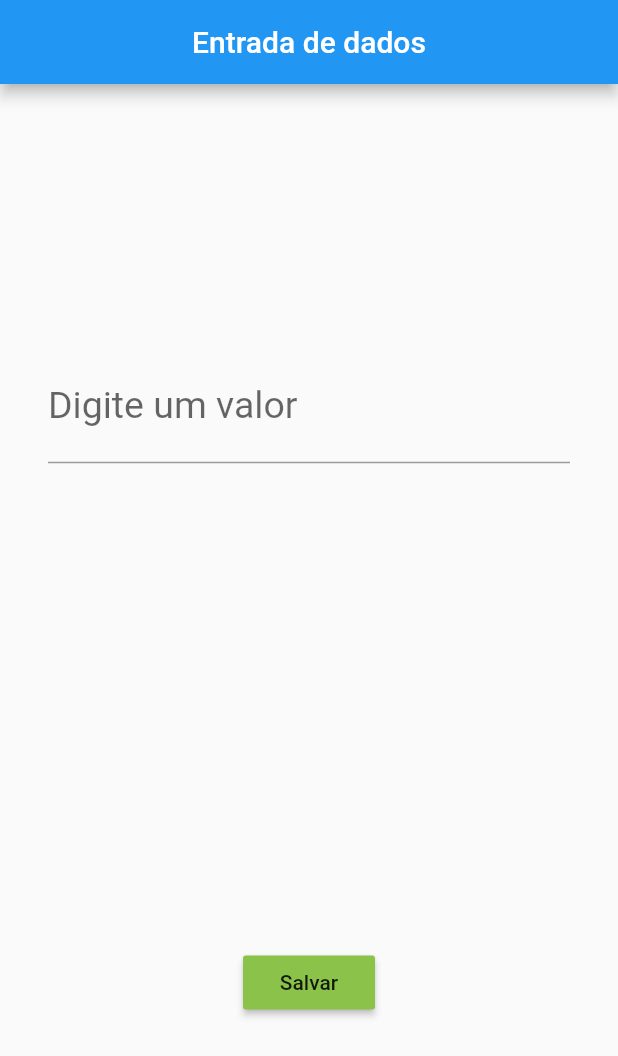
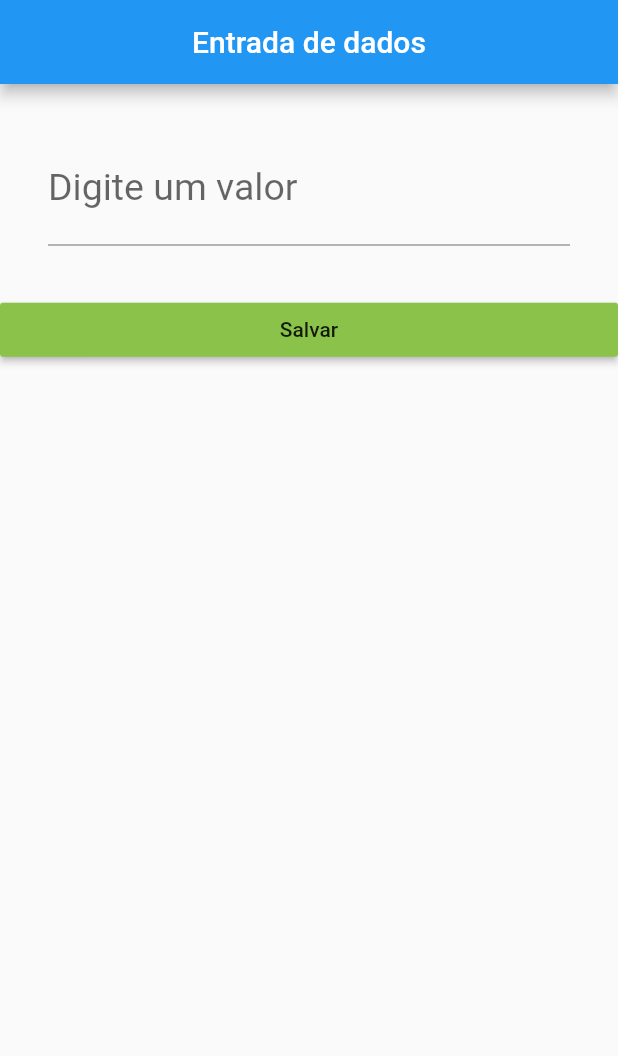
Before and after one commit to andrehenriquewq/my-first-steps-in-flutter, a Flutter app: the screen it shows after launch, on a phone screen of 412 x 824 dp. Shown: the top 1056 px of the screen. Run offline on Flutter 3.47's test engine with Material 2 defaults, Android fonts, the phone set to English and light mode, and no system bars.

Commit message:
mainAxisAlignment X crosAxisAlignment

```diff
--- a/input_in_flutter/conceitos_iniciais/lib/CampoTexto.dart
+++ b/input_in_flutter/conceitos_iniciais/lib/CampoTexto.dart
@@ -8,7 +8,6 @@ class CampoTexto extends StatefulWidget {
 }
 
 class _CampoTextoState extends State<CampoTexto> {
-
   TextEditingController _textEditingController = TextEditingController();
   @override
   Widget build(BuildContext context) {
@@ -18,16 +17,15 @@ class _CampoTextoState extends State<CampoTexto> {
         centerTitle: true,
       ),
       body: Column(
-        mainAxisAlignment: MainAxisAlignment.spaceAround,
+        mainAxisAlignment: MainAxisAlignment.start,
+        crossAxisAlignment: CrossAxisAlignment.stretch,
         children: <Widget>[
           Padding(
             padding: EdgeInsets.all(32),
             child: TextField(
               //text, number, emailAddress, datetime
               keyboardType: TextInputType.number,
-              decoration: InputDecoration(
-                labelText: "Digite um valor"
-              ),
+              decoration: InputDecoration(labelText: "Digite um valor"),
               //enabled: false,
               //maximo de caracteres que vc quer que o user digite
               //  maxLength: 2,
@@ -47,7 +45,7 @@ class _CampoTextoState extends State<CampoTexto> {
                print("Valor digitado:" + texto);
              }, */
               //o onSubmitted só passa os valores quando o user confirma os dados
-             onSubmitted: (String texto){
+              onSubmitted: (String texto) {
                 print("Valor digitado:" + texto);
               },
               controller: _textEditingController,
@@ -56,11 +54,10 @@ class _CampoTextoState extends State<CampoTexto> {
           RaisedButton(
             child: Text("Salvar"),
             color: Colors.lightGreen,
-            onPressed: (){
+            onPressed: () {
               print("Valor digitado button:" + _textEditingController.text);
             },
           ),
-
         ],
       ),
     );
```
Also changed, not shown: input_in_flutter/conceitos_iniciais/pubspec.lock. Lines whose indentation alone changed are shown as unchanged.
